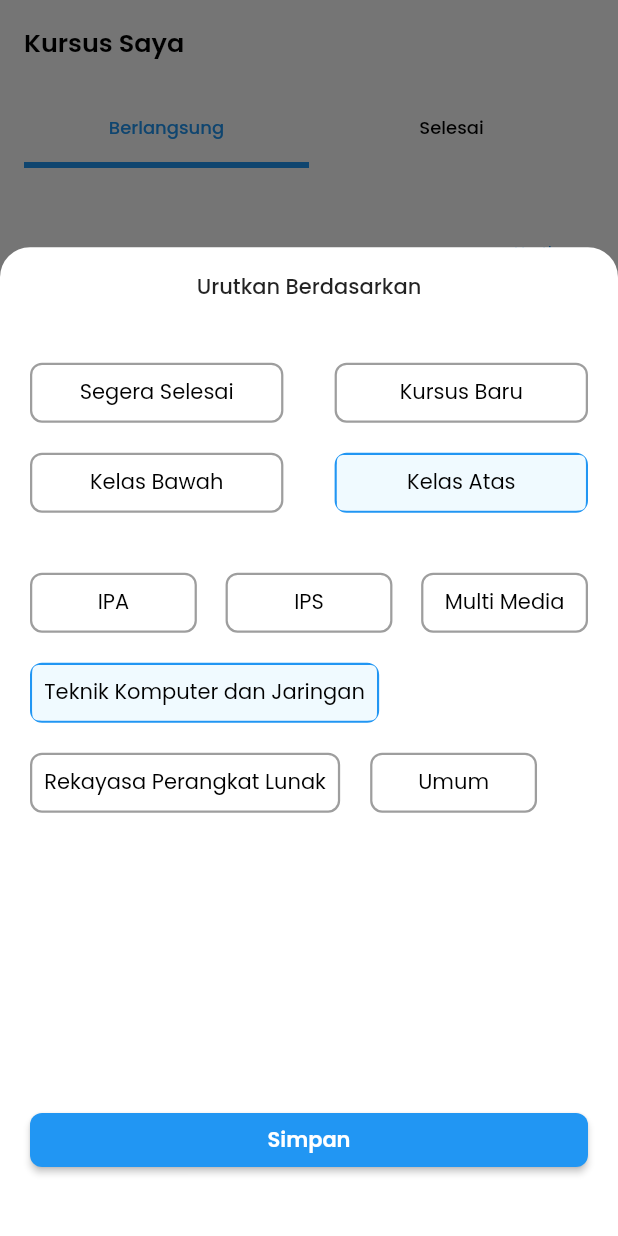
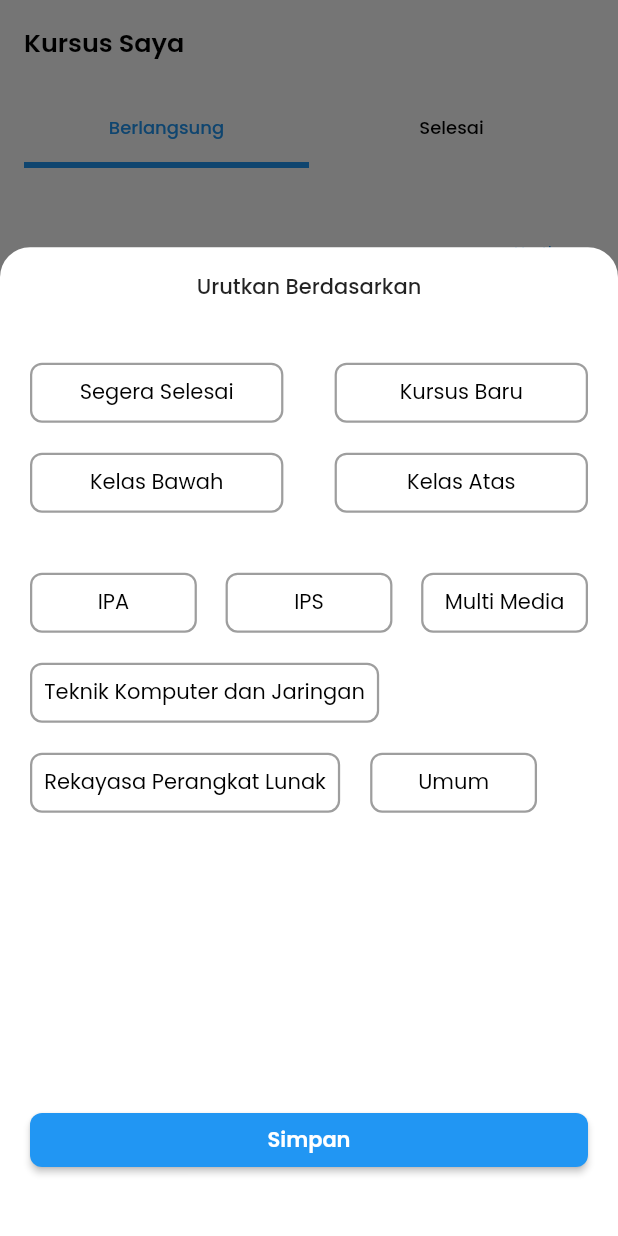
Before and after one commit to Kelompok-2-Capstone-Alterra-Academy/flutter-repo, a Flutter app: the screen it shows after launch, after a tap on "Urutkan", on a phone screen of 412 x 824 dp. Run offline on Flutter 3.47's test engine with Material 2 defaults, Android fonts, the phone set to English and light mode, and no system bars; drawn by our look-alikes of flutter_animation_progress_bar; our stand-ins replace flutter_rating_bar, flutter_svg, google_fonts, permission_handler, webview_flutter, youtube_player_flutter; missing offline and left inert: circle_progress_bar, pdf_thumbnail.

Commit message:
fixing button when selected

```diff
--- a/lib/widgets/course/filter_course_taken.dart
+++ b/lib/widgets/course/filter_course_taken.dart
@@ -11,7 +11,18 @@ class FilterCourseTaken extends StatefulWidget {
 }
 
 class _FilterCourseTakenState extends State<FilterCourseTaken> {
-  bool selected = false;
+  bool toggleButton1 = false; //Button Segera Selesai
+  bool toggleButton2 = false; //Button Kursus Baru
+  bool toggleButton3 = false; //Button Kelas Atas
+  bool toggleButton4 = false; //Button Kelas Bawah
+
+  bool toggle1 = false; //Button IPA
+  bool toggle2 = false; //Button IPS
+  bool toggle3 = false; //Button Mutlimedia
+  bool toggle4 = false; //Button TKJ
+  bool toggle5 = false; //Button RPL
+  bool toggle6 = false; //Button Umum
+
   @override
   Widget build(BuildContext context) {
     return TextButton(
@@ -28,7 +39,9 @@ class _FilterCourseTakenState extends State<FilterCourseTaken> {
           context: context,
           isScrollControlled: true,
           backgroundColor: Colors.transparent,
-          builder: (context) => Container(
+          builder: (BuildContext context) => StatefulBuilder(
+            builder: (BuildContext context, StateSetter setState) {
+              return Container(
                 padding: const EdgeInsets.fromLTRB(20, 16, 20, 40),
                 height: MediaQuery.of(context).size.height * 0.8,
                 decoration: const BoxDecoration(
@@ -57,18 +70,24 @@ class _FilterCourseTakenState extends State<FilterCourseTaken> {
                           height: 40,
                           width: MediaQuery.of(context).size.width * 0.41,
                           decoration: BoxDecoration(
-                        border:
-                            Border.all(width: 1.5, color: searchBarTextColor),
+                            color: toggleButton1
+                                ? lightBlueColor
+                                : Colors.transparent,
+                            border: Border.all(
+                                width: 1.5,
+                                color: toggleButton1
+                                    ? primaryColor
+                                    : searchBarTextColor),
                             borderRadius: const BorderRadius.all(
                               Radius.circular(8),
                             ),
                           ),
                           child: TextButton(
-                        style: const ButtonStyle(
-                          backgroundColor:
-                              MaterialStatePropertyAll(Colors.transparent),
-                        ),
-                        onPressed: () {},
+                            onPressed: () {
+                              setState(() {
+                                toggleButton1 = !toggleButton1;
+                              });
+                            },
                             child: Text(
                               "Segera Selesai",
                               style: GoogleFonts.poppins(
@@ -84,20 +103,22 @@ class _FilterCourseTakenState extends State<FilterCourseTaken> {
                           height: 40,
                           width: MediaQuery.of(context).size.width * 0.41,
                           decoration: BoxDecoration(
-                        border:
-                            Border.all(width: 1.5, color: searchBarTextColor),
+                            color: toggleButton2
+                                ? lightBlueColor
+                                : Colors.transparent,
+                            border: Border.all(
+                                width: 1.5,
+                                color: toggleButton2
+                                    ? primaryColor
+                                    : searchBarTextColor),
                             borderRadius: const BorderRadius.all(
                               Radius.circular(8),
                             ),
                           ),
                           child: TextButton(
-                        style: const ButtonStyle(
-                          backgroundColor:
-                              MaterialStatePropertyAll(Colors.transparent),
-                        ),
                             onPressed: () {
                               setState(() {
-                            selected = !selected;
+                                toggleButton2 = !toggleButton2;
                               });
                             },
                             child: Text(
@@ -123,18 +144,24 @@ class _FilterCourseTakenState extends State<FilterCourseTaken> {
                           height: 40,
                           width: MediaQuery.of(context).size.width * 0.41,
                           decoration: BoxDecoration(
-                        border:
-                            Border.all(width: 1.5, color: searchBarTextColor),
+                            color: toggleButton3
+                                ? lightBlueColor
+                                : Colors.transparent,
+                            border: Border.all(
+                                width: 1.5,
+                                color: toggleButton3
+                                    ? primaryColor
+                                    : searchBarTextColor),
                             borderRadius: const BorderRadius.all(
                               Radius.circular(8),
                             ),
                           ),
                           child: TextButton(
-                        style: const ButtonStyle(
-                          backgroundColor:
-                              MaterialStatePropertyAll(Colors.transparent),
-                        ),
-                        onPressed: () {},
+                            onPressed: () {
+                              setState(() {
+                                toggleButton3 = !toggleButton3;
+                              });
+                            },
                             child: Text(
                               "Kelas Bawah",
                               style: GoogleFonts.poppins(
@@ -150,17 +177,24 @@ class _FilterCourseTakenState extends State<FilterCourseTaken> {
                           height: 40,
                           width: MediaQuery.of(context).size.width * 0.41,
                           decoration: BoxDecoration(
-                        border: Border.all(width: 1.5, color: primaryColor),
+                            color: toggleButton4
+                                ? lightBlueColor
+                                : Colors.transparent,
+                            border: Border.all(
+                                width: 1.5,
+                                color: toggleButton4
+                                    ? primaryColor
+                                    : searchBarTextColor),
                             borderRadius: const BorderRadius.all(
                               Radius.circular(8),
                             ),
                           ),
                           child: TextButton(
-                        style: const ButtonStyle(
-                          backgroundColor:
-                              MaterialStatePropertyAll(lightBlueColor),
-                        ),
-                        onPressed: () {},
+                            onPressed: () {
+                              setState(() {
+                                toggleButton4 = !toggleButton4;
+                              });
+                            },
                             child: Text(
                               "Kelas Atas",
                               style: GoogleFonts.poppins(
@@ -184,18 +218,23 @@ class _FilterCourseTakenState extends State<FilterCourseTaken> {
                           height: 40,
                           width: MediaQuery.of(context).size.width * 0.27,
                           decoration: BoxDecoration(
-                        border:
-                            Border.all(width: 1.5, color: searchBarTextColor),
+                            color:
+                                toggle1 ? lightBlueColor : Colors.transparent,
+                            border: Border.all(
+                                width: 1.5,
+                                color: toggle1
+                                    ? primaryColor
+                                    : searchBarTextColor),
                             borderRadius: const BorderRadius.all(
                               Radius.circular(8),
                             ),
                           ),
                           child: TextButton(
-                        style: const ButtonStyle(
-                          backgroundColor:
-                              MaterialStatePropertyAll(Colors.transparent),
-                        ),
-                        onPressed: () {},
+                            onPressed: () {
+                              setState(() {
+                                toggle1 = !toggle1;
+                              });
+                            },
                             child: Text(
                               "IPA",
                               style: GoogleFonts.poppins(
@@ -211,18 +250,23 @@ class _FilterCourseTakenState extends State<FilterCourseTaken> {
                           height: 40,
                           width: MediaQuery.of(context).size.width * 0.27,
                           decoration: BoxDecoration(
-                        border:
-                            Border.all(width: 1.5, color: searchBarTextColor),
+                            color:
+                                toggle2 ? lightBlueColor : Colors.transparent,
+                            border: Border.all(
+                                width: 1.5,
+                                color: toggle2
+                                    ? primaryColor
+                                    : searchBarTextColor),
                             borderRadius: const BorderRadius.all(
                               Radius.circular(8),
                             ),
                           ),
                           child: TextButton(
-                        style: const ButtonStyle(
-                          backgroundColor:
-                              MaterialStatePropertyAll(Colors.transparent),
-                        ),
-                        onPressed: () {},
+                            onPressed: () {
+                              setState(() {
+                                toggle2 = !toggle2;
+                              });
+                            },
                             child: Text(
                               "IPS",
                               style: GoogleFonts.poppins(
@@ -238,8 +282,13 @@ class _FilterCourseTakenState extends State<FilterCourseTaken> {
                           height: 40,
                           width: MediaQuery.of(context).size.width * 0.27,
                           decoration: BoxDecoration(
-                        border:
-                            Border.all(width: 1.5, color: searchBarTextColor),
+                            color:
+                                toggle3 ? lightBlueColor : Colors.transparent,
+                            border: Border.all(
+                                width: 1.5,
+                                color: toggle3
+                                    ? primaryColor
+                                    : searchBarTextColor),
                             borderRadius: const BorderRadius.all(
                               Radius.circular(8),
                             ),
@@ -249,7 +298,11 @@ class _FilterCourseTakenState extends State<FilterCourseTaken> {
                               backgroundColor:
                                   MaterialStatePropertyAll(Colors.transparent),
                             ),
-                        onPressed: () {},
+                            onPressed: () {
+                              setState(() {
+                                toggle3 = !toggle3;
+                              });
+                            },
                             child: Text(
                               "Multi Media",
                               style: GoogleFonts.poppins(
@@ -272,17 +325,23 @@ class _FilterCourseTakenState extends State<FilterCourseTaken> {
                         Container(
                           height: 40,
                           decoration: BoxDecoration(
-                        border: Border.all(width: 1.5, color: primaryColor),
+                            color:
+                                toggle4 ? lightBlueColor : Colors.transparent,
+                            border: Border.all(
+                                width: 1.5,
+                                color: toggle4
+                                    ? primaryColor
+                                    : searchBarTextColor),
                             borderRadius: const BorderRadius.all(
                               Radius.circular(8),
                             ),
                           ),
                           child: TextButton(
-                        style: const ButtonStyle(
-                          backgroundColor:
-                              MaterialStatePropertyAll(lightBlueColor),
-                        ),
-                        onPressed: () {},
+                            onPressed: () {
+                              setState(() {
+                                toggle4 = !toggle4;
+                              });
+                            },
                             child: Text(
                               "Teknik Komputer dan Jaringan",
                               style: GoogleFonts.poppins(
@@ -304,18 +363,23 @@ class _FilterCourseTakenState extends State<FilterCourseTaken> {
                         Container(
                           height: 40,
                           decoration: BoxDecoration(
-                        border:
-                            Border.all(width: 1.5, color: searchBarTextColor),
+                            color:
+                                toggle5 ? lightBlueColor : Colors.transparent,
+                            border: Border.all(
+                                width: 1.5,
+                                color: toggle5
+                                    ? primaryColor
+                                    : searchBarTextColor),
                             borderRadius: const BorderRadius.all(
                               Radius.circular(8),
                             ),
                           ),
                           child: TextButton(
-                        style: const ButtonStyle(
-                          backgroundColor:
-                              MaterialStatePropertyAll(Colors.transparent),
-                        ),
-                        onPressed: () {},
+                            onPressed: () {
+                              setState(() {
+                                toggle5 = !toggle5;
+                              });
+                            },
                             child: Text(
                               "Rekayasa Perangkat Lunak",
                               style: GoogleFonts.poppins(
@@ -334,18 +398,23 @@ class _FilterCourseTakenState extends State<FilterCourseTaken> {
                           height: 40,
                           width: MediaQuery.of(context).size.width * 0.27,
                           decoration: BoxDecoration(
-                        border:
-                            Border.all(width: 1.5, color: searchBarTextColor),
+                            color:
+                                toggle6 ? lightBlueColor : Colors.transparent,
+                            border: Border.all(
+                                width: 1.5,
+                                color: toggle6
+                                    ? primaryColor
+                                    : searchBarTextColor),
                             borderRadius: const BorderRadius.all(
                               Radius.circular(8),
                             ),
                           ),
                           child: TextButton(
-                        style: const ButtonStyle(
-                          backgroundColor:
-                              MaterialStatePropertyAll(Colors.transparent),
-                        ),
-                        onPressed: () {},
+                            onPressed: () {
+                              setState(() {
+                                toggle6 = !toggle6;
+                              });
+                            },
                             child: Text(
                               "Umum",
                               style: GoogleFonts.poppins(
@@ -381,6 +450,8 @@ class _FilterCourseTakenState extends State<FilterCourseTaken> {
                         )),
                   ],
                 ),
+              );
+            },
           ),
         );
       },
```
Lines whose indentation alone changed are shown as unchanged.
